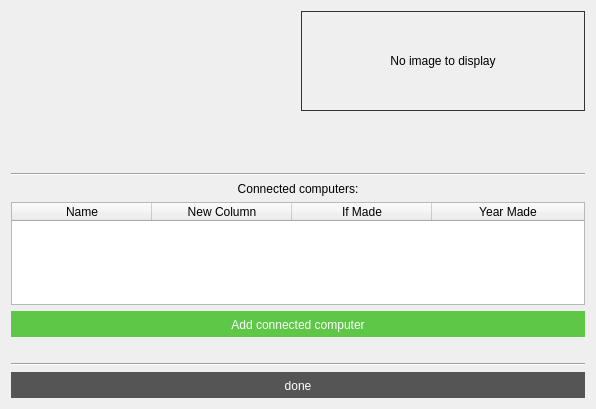
The window that VL1-project/scientistinfowindow.ui (birkirk/vln1-35) describes before a commit, drawn with Qt 5.
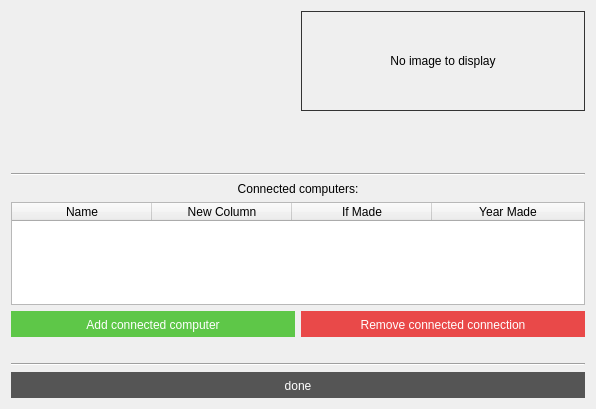
The same window after the commit.

Commit message: added remove connection button in details

The edit to the form file:
```diff
--- a/VL1-project/scientistinfowindow.ui
+++ b/VL1-project/scientistinfowindow.ui
@@ -179,6 +179,8 @@
     </widget>
    </item>
    <item>
+    <layout class="QHBoxLayout" name="horizontalLayout_2">
+     <item>
     <widget class="QPushButton" name="button_infosci_add">
      <property name="cursor">
       <cursorShape>PointingHandCursor</cursorShape>
@@ -194,6 +196,28 @@
       <string>Add connected computer</string>
      </property>
     </widget>
+     </item>
+     <item>
+      <widget class="QPushButton" name="button_infosci_remove">
+       <property name="enabled">
+        <bool>false</bool>
+       </property>
+       <property name="cursor">
+        <cursorShape>SplitHCursor</cursorShape>
+       </property>
+       <property name="styleSheet">
+        <string notr="true">border: 0px solid #333;
+padding: 7px 0 5px 0;
+background-color: #E94949;
+color: #fff;
+font: 13pt &quot;Helvetica&quot;;</string>
+       </property>
+       <property name="text">
+        <string>Remove connected connection</string>
+       </property>
+      </widget>
+     </item>
+    </layout>
    </item>
    <item>
     <widget class="QLabel" name="label_infosci_status">
```
Lines whose indentation alone changed are shown as unchanged. The commit also changes 5 other files.
